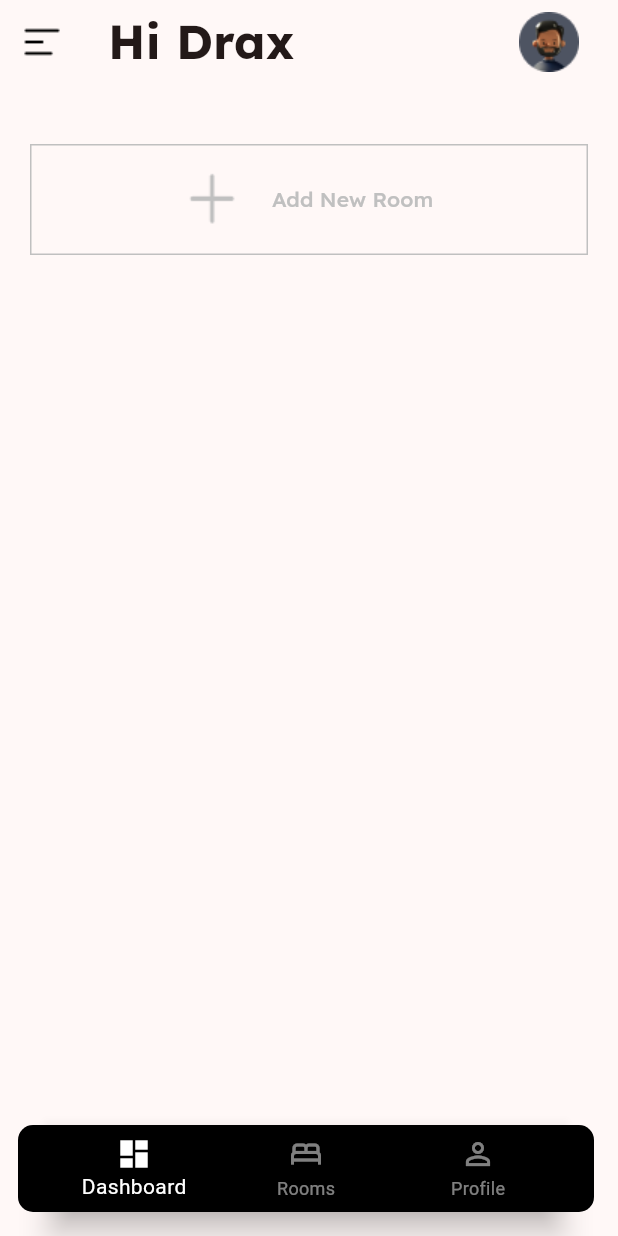
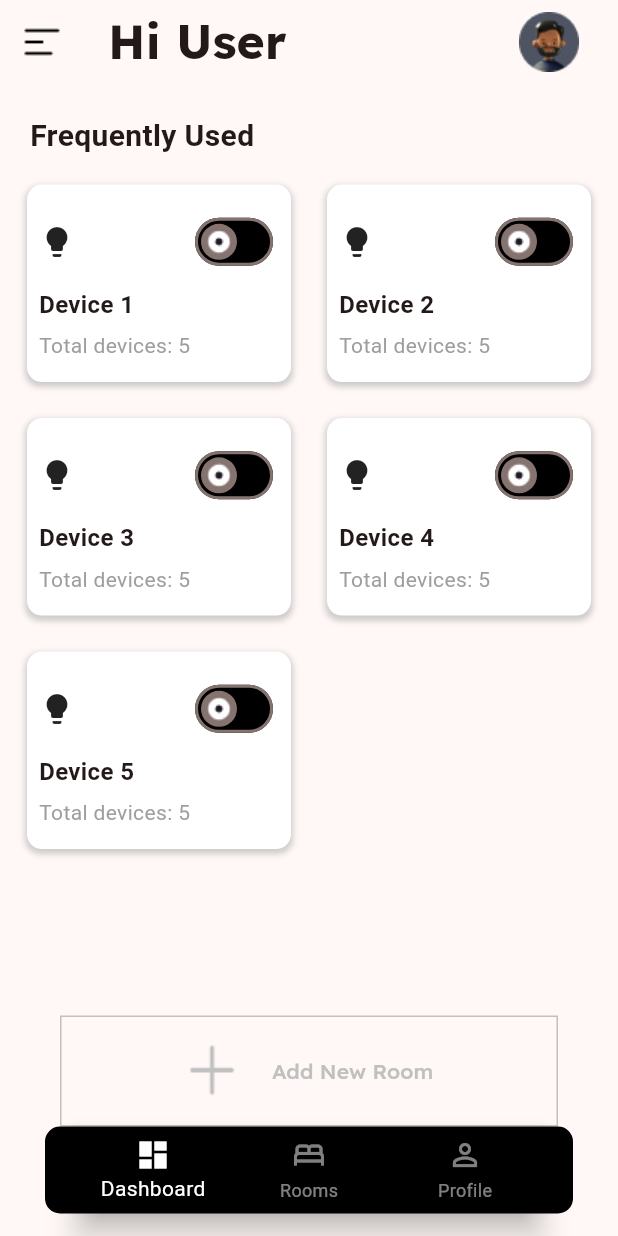
Before and after one commit to AwalkzzD/estonedge, a Flutter app: the screen it shows after launch, after a tap on "LOGIN", after a tap on "Add New Room", on a phone screen of 412 x 824 dp. Run offline on Flutter 3.47's test engine with Material 3 defaults, Android fonts, the phone set to English and light mode, and no system bars; our stand-ins replace flutter_riverpod; missing offline and left inert: amplify_auth_cognito, amplify_flutter; Roboto replaces fonts that are missing (RubikMedium-DRPE); project files that could hold a hidden picture were left out.

Commit message:
ui bug fixing assets added

```diff
--- /dev/null
+++ b/devtools_options.yaml
@@ -0,0 +1,3 @@
+description: This file stores settings for Dart & Flutter DevTools.
+documentation: https://docs.flutter.dev/tools/devtools/extensions#configure-extension-enablement-states
+extensions:
--- a/lib/base/constants/app_images.dart
+++ b/lib/base/constants/app_images.dart
@@ -8,9 +8,15 @@ class AppImages {
   static const String getStartedHomeIllutstration =
       'assets/images/introduction_home_illustration.png';
 
+  static const String roomDummyImage = 'assets/images/dummy_room.png';
+
   // common icons
   static const String appLogo = 'assets/icons/app_logo.png';
   static const String homeProfileIcon = 'assets/icons/profile_icon.png';
   static const String drawerIcon = 'assets/icons/drawer_ham_icon.png';
+  static const String appBarPlusIcon = 'assets/icons/app_bar_plus_icon.png';
   static const String addRoomPlusIcon = 'assets/icons/add_room_plus_icon.png';
+
+  static const String switchActiveThumbImage = 'assets/icons/switch_active_thumb_image.png';
+  static const String switchInactiveThumbImage = 'assets/icons/switch_inactive_thumb_image.png';
 }
--- a/lib/base/utils/extension_functions.dart
+++ b/lib/base/utils/extension_functions.dart
@@ -1,5 +1,6 @@
 import 'dart:async';
 
+import 'package:amplify_flutter/amplify_flutter.dart';
 import 'package:flutter_riverpod/flutter_riverpod.dart';
 
 /// Caching - ref.keepAlive() inside contentProvider is used to preserve the state so that request wont fire again if the user leaves
@@ -13,3 +14,14 @@ extension AutoDisposeRefCache on AutoDisposeRef {
     onDispose(() => timer.cancel());
   }
 }
+
+extension AuthUserAttributeExtensions on List<AuthUserAttribute> {
+  String getUsername() {
+    try {
+      return firstWhere((attribute) =>
+          attribute.userAttributeKey == AuthUserAttributeKey.name).value;
+    } catch (e) {
+      return 'User';
+    }
+  }
+}
--- a/lib/base/utils/widgets/custom_appbar.dart
+++ b/lib/base/utils/widgets/custom_appbar.dart
@@ -3,6 +3,7 @@ import 'package:flutter/material.dart';
 class CustomAppbar extends StatelessWidget {
   final String title;
   final String appBarImage;
+
   const CustomAppbar(BuildContext context,
       {super.key, required this.title, required this.appBarImage});
 
--- a/lib/data/remote/model/auth/login/login_response.dart
+++ b/lib/data/remote/model/auth/login/login_response.dart
@@ -5,8 +5,6 @@ enum LoginException {
   USER_ALREADY_EXISTS,
   INVALID_FORM_FIELD,
   SERVER_ERROR,
-  CODE_MISMATCH,
-  CODE_DELIVERY_FAILED,
 }
 
 class LoginResponse {
--- a/lib/data/remote/repository/auth/auth_repository.dart
+++ b/lib/data/remote/repository/auth/auth_repository.dart
@@ -86,17 +86,11 @@ class AuthRepository {
     }
   }
 
-  Future<void> getUserAttributes() async {
-    String userName = (await Amplify.Auth.getCurrentUser()).username;
-
-    print(userName);
-
+  Future<List<AuthUserAttribute>> getUserAttributes() async {
     List<AuthUserAttribute> userAttributes =
         await Amplify.Auth.fetchUserAttributes();
 
-    for (final element in userAttributes) {
-      safePrint('key: ${element.userAttributeKey}; value: ${element.value}');
-    }
+    return userAttributes;
   }
 
   /// logout method to destroy authSession in AWS Amplify
--- a/lib/ui/home/dashboard/dashboard_screen.dart
+++ b/lib/ui/home/dashboard/dashboard_screen.dart
@@ -1,29 +1,34 @@
 import 'package:estonedge/base/constants/app_images.dart';
+import 'package:estonedge/base/screens/base_widget.dart';
 import 'package:flutter/material.dart';
 
-class DashboardScreen extends StatefulWidget {
+class DashboardScreen extends BaseWidget {
   const DashboardScreen({super.key});
 
   @override
-  State<DashboardScreen> createState() => _DashboardScreenState();
+  BaseWidgetState<BaseWidget> getState() => _DashboardScreenState();
 }
 
-class _DashboardScreenState extends State<DashboardScreen> {
-  /// 0 -> For showing Add new Room Button
-  /// 1 -> For showing frequently used data
-  int flag = 0;
+class _DashboardScreenState extends BaseWidgetState<DashboardScreen> {
+  bool isRoomAdded = false;
   List<bool> switchStates = List.generate(10, (index) => false);
 
   @override
   Widget build(BuildContext context) {
     return Scaffold(
-      body: flag == 0 ? addRoomButton() : frequentlyUsed(),
+      body: SafeArea(
+        child: Visibility(
+          visible: isRoomAdded,
+          replacement: addRoomButton(),
+          child: frequentlyUsed(),
+        ),
+      ),
     );
   }
 
   Widget addRoomButton() {
     return Padding(
-      padding: const EdgeInsets.only(right: 20, left: 20, top: 40),
+      padding: const EdgeInsets.only(right: 30, left: 30, top: 40),
       child: Container(
         decoration: BoxDecoration(
             border: Border.all(
@@ -31,7 +36,11 @@ class _DashboardScreenState extends State<DashboardScreen> {
           color: const Color.fromRGBO(192, 192, 192, 1),
         )),
         child: MaterialButton(
-          onPressed: () {},
+          onPressed: () {
+            setState(() {
+              isRoomAdded = !isRoomAdded;
+            });
+          },
           child: Padding(
             padding: const EdgeInsets.only(top: 15.0, bottom: 15),
             child: Row(
@@ -59,13 +68,13 @@ class _DashboardScreenState extends State<DashboardScreen> {
 
   Widget frequentlyUsed() {
     return Padding(
-      padding: EdgeInsets.only(top: 25),
+      padding: const EdgeInsets.only(top: 10, left: 10, right: 10),
       child: Column(
         crossAxisAlignment: CrossAxisAlignment.start,
         children: [
-          Container(
-            margin: EdgeInsets.only(left: 20),
-            child: const Text(
+          const Padding(
+            padding: EdgeInsets.all(10.0),
+            child: Text(
               'Frequently Used',
               style: TextStyle(
                   fontSize: 20,
@@ -73,11 +82,9 @@ class _DashboardScreenState extends State<DashboardScreen> {
                   fontWeight: FontWeight.bold),
             ),
           ),
-          SizedBox(
-            height: 480,
+          Expanded(
             child: GridView.builder(
-              padding: const EdgeInsets.all(8.0),
-              itemCount: 10, // Total number of containers
+              itemCount: 5, // Total number of containers
               gridDelegate: const SliverGridDelegateWithFixedCrossAxisCount(
                 crossAxisCount: 2, // 2 containers per row
                 crossAxisSpacing: 8.0,
@@ -118,8 +125,8 @@ class _DashboardScreenState extends State<DashboardScreen> {
     required Function(bool) onToggle,
   }) {
     return Container(
-      margin: EdgeInsets.all(8.0),
-      padding: EdgeInsets.symmetric(vertical: 8.0, horizontal: 8.0),
+      margin: const EdgeInsets.all(8.0),
+      padding: const EdgeInsets.symmetric(vertical: 8.0, horizontal: 8.0),
       decoration: BoxDecoration(
         borderRadius: BorderRadius.circular(10.0),
         color: Colors.white,
@@ -128,49 +135,43 @@ class _DashboardScreenState extends State<DashboardScreen> {
             color: Colors.grey.withOpacity(0.5),
             spreadRadius: 1,
             blurRadius: 3,
-            offset: Offset(0, 2),
+            offset: const Offset(0, 2),
           ),
         ],
       ),
       child: Column(
         crossAxisAlignment: CrossAxisAlignment.start,
         mainAxisSize: MainAxisSize.min, // Adjust to fit content
+        mainAxisAlignment: MainAxisAlignment.spaceEvenly,
         children: [
           Row(
             mainAxisAlignment: MainAxisAlignment.spaceBetween,
             children: [
               deviceImage,
               Switch(
-                thumbColor: MaterialStateProperty.resolveWith<Color>(
-                    (Set<MaterialState> states) {
-                  if (states.contains(MaterialState.disabled)) {
-                    return Colors.orange.withOpacity(.48);
-                  }
-                  return Colors.white;
-                }),
-                activeColor: Colors.blueAccent,
-                // activeTrackColor: Colors.pink,
-                trackOutlineColor: WidgetStateProperty.resolveWith<Color?>(
-                    (Set<WidgetState> states) {
-                  return Colors.white; // Use the default color.
-                }),
+                activeThumbImage:
+                    const AssetImage(AppImages.switchActiveThumbImage),
+                inactiveThumbImage:
+                    const AssetImage(AppImages.switchInactiveThumbImage),
+                activeTrackColor: Colors.blueAccent,
+                inactiveTrackColor: Colors.black,
                 value: isSwitched,
                 onChanged: onToggle,
               ),
             ],
           ),
-          SizedBox(height: 8.0), // Reduced height
           Text(
+            overflow: TextOverflow.fade,
             deviceName,
-            style: TextStyle(
+            style: const TextStyle(
               fontWeight: FontWeight.bold,
               fontSize: 16.0,
             ),
           ),
-          SizedBox(height: 8.0), // Reduced height
           Text(
+            overflow: TextOverflow.ellipsis,
             'Total devices: $totalDevices',
-            style: TextStyle(
+            style: const TextStyle(
               fontSize: 14.0,
               color: Colors.grey,
             ),
--- a/lib/ui/home/home_screen.dart
+++ b/lib/ui/home/home_screen.dart
@@ -1,12 +1,15 @@
 import 'package:estonedge/base/constants/app_images.dart';
 import 'package:estonedge/base/screens/base_widget.dart';
+import 'package:estonedge/base/utils/extension_functions.dart';
 import 'package:estonedge/base/utils/widgets/custom_appbar.dart';
 import 'package:estonedge/data/remote/repository/auth/auth_repository_provider.dart';
 import 'package:estonedge/ui/home/dashboard/dashboard_screen.dart';
+import 'package:estonedge/ui/home/home_screen_provider.dart';
 import 'package:estonedge/ui/home/room/room_screen.dart';
 import 'package:estonedge/ui/home/scheduler/schedule_details_screen.dart';
 import 'package:estonedge/ui/home/scheduler/schedule_home_screen.dart';
 import 'package:flutter/material.dart';
+import 'package:flutter_riverpod/flutter_riverpod.dart';
 
 class HomeScreen extends BaseWidget {
   const HomeScreen({super.key});
@@ -17,33 +20,29 @@ class HomeScreen extends BaseWidget {
 
 class _HomeScreenState extends BaseWidgetState<HomeScreen> {
   /// Get user name from the database
-  String userName = 'Drax';
+  String userName = 'User';
   int _selectedIndex = 0;
 
   final List<Widget> _pages = [
-    DashboardScreen(),
-    RoomScreen(),
-    ScheduleHomeScreen(),
-    ScheduleDetailsScreen(),
+    const DashboardScreen(),
+    const RoomScreen(),
+    const ScheduleHomeScreen(),
+    const ScheduleDetailsScreen(),
   ];
 
-  List<String> getTitles() {
-    return [
+  get getTitles => [
         'Hi $userName',
         'My Rooms',
         'New Screen',
         'Scheduler',
       ];
-  }
 
-  List<String> getImages() {
-    return [
+  get getImages => [
         AppImages.homeProfileIcon,
-      AppImages.addRoomPlusIcon,
-      AppImages.addRoomPlusIcon,
-      AppImages.addRoomPlusIcon,
+        AppImages.appBarPlusIcon,
+        AppImages.appBarPlusIcon,
+        AppImages.appBarPlusIcon,
       ];
-  }
 
   void _onItemTapped(int index) {
     setState(() {
@@ -53,12 +52,18 @@ class _HomeScreenState extends BaseWidgetState<HomeScreen> {
 
   @override
   Widget build(BuildContext context) {
+    final _userName = ref.watch(userNameProvider);
 
-    ref.read(authRepositoryProvider).getUserAttributes();
-
-    final titles = getTitles();
-    final imgs = getImages();
+    _userName.when(
+        data: (authUserAttributesList) {
+          setState(() {
+            userName = authUserAttributesList.getUsername();
+          });
+        },
+        error: (Object error, StackTrace stackTrace) {},
+        loading: () {});
     return Scaffold(
+      extendBody: true,
       appBar: AppBar(
         leading: Builder(
           builder: (context) {
@@ -71,15 +76,14 @@ class _HomeScreenState extends BaseWidgetState<HomeScreen> {
             );
           },
         ),
-
         //automaticallyImplyLeading: false,
         title: Builder(builder: (context) {
           return SafeArea(
             child: Column(
               children: <Widget>[
                 CustomAppbar(context,
-                    title: titles[_selectedIndex],
-                    appBarImage: imgs[_selectedIndex]),
+                    title: getTitles[_selectedIndex],
+                    appBarImage: getImages[_selectedIndex]),
                 const SizedBox(
                   height: 10,
                 ),
@@ -129,7 +133,7 @@ class _HomeScreenState extends BaseWidgetState<HomeScreen> {
                   iconData: Icons.login_outlined,
                   onClick: () {
                     ref.read(authRepositoryProvider).logout();
-                    Navigator.of(context).pop();
+                    navigateToLogin();
                   }),
               const SizedBox(
                 height: 50,
@@ -139,13 +143,8 @@ class _HomeScreenState extends BaseWidgetState<HomeScreen> {
         ),
       ),
       body: _pages[_selectedIndex],
-      floatingActionButton: _buildBottomNavigationBar(),
-    );
-  }
-
-  Widget _buildBottomNavigationBar() {
-    return Container(
-      margin: const EdgeInsets.only(left: 28),
+      bottomNavigationBar: Container(
+        margin: const EdgeInsets.only(left: 30, right: 30, bottom: 15),
         decoration: const BoxDecoration(
           color: Colors.black,
           borderRadius: BorderRadius.all(Radius.circular(10.0)),
@@ -174,6 +173,7 @@ class _HomeScreenState extends BaseWidgetState<HomeScreen> {
               label: 'Profile',
             ),
           ],
+        ),
       ),
     );
   }
@@ -212,4 +212,10 @@ class _HomeScreenState extends BaseWidgetState<HomeScreen> {
       ],
     );
   }
+
+  void navigateToLogin() {
+    Future.delayed(const Duration(seconds: 1), () {
+      Navigator.of(context, rootNavigator: true).pushReplacementNamed('/login');
+    });
   }
+}
--- /dev/null
+++ b/lib/ui/home/home_screen_provider.dart
@@ -0,0 +1,6 @@
+import 'package:estonedge/data/remote/repository/auth/auth_repository_provider.dart';
+import 'package:flutter_riverpod/flutter_riverpod.dart';
+
+final userNameProvider = FutureProvider((ref) {
+  return ref.read(authRepositoryProvider).getUserAttributes();
+});
--- a/lib/ui/home/scheduler/schedule_home_screen.dart
+++ b/lib/ui/home/scheduler/schedule_home_screen.dart
@@ -1,5 +1,4 @@
 import 'package:flutter/material.dart';
-import 'package:flutter/rendering.dart';
 
 class ScheduleHomeScreen extends StatefulWidget {
   const ScheduleHomeScreen({super.key});
--- a/lib/ui/introduction/get_started.dart
+++ b/lib/ui/introduction/get_started.dart
@@ -19,7 +19,7 @@ class _GetStartedState extends BaseWidgetState<GetStarted> {
           children: <Widget>[
             Image.asset(AppImages.getStartedHomeIllutstration),
             const Padding(
-              padding:  EdgeInsets.all(20.0),
+              padding: EdgeInsets.all(20.0),
               child: Column(
                 children: <Widget>[
                   Text(
@@ -53,7 +53,7 @@ class _GetStartedState extends BaseWidgetState<GetStarted> {
                   shape: RoundedRectangleBorder(
                       borderRadius: BorderRadius.circular(10.0))),
               child: const Padding(
-                padding:  EdgeInsets.all(15.0),
+                padding: EdgeInsets.all(15.0),
                 child: Text(
                   'GET STARTED',
                   style: TextStyle(
```
Also changed, not shown: lib/ui/home/room/room_screen.dart (+20 -19 lines), lib/ui/room/room_screen.dart (deleted, +0 -83 lines), assets/icons/app_bar_plus_icon.png (added), assets/icons/switch_active_thumb_image.png (added), assets/icons/switch_inactive_thumb_image.png (added), assets/images/dummy_room.png (renamed from assets/images/Room.png), lib/generated/assets.dart (added). Lines whose indentation alone changed are shown as unchanged.
